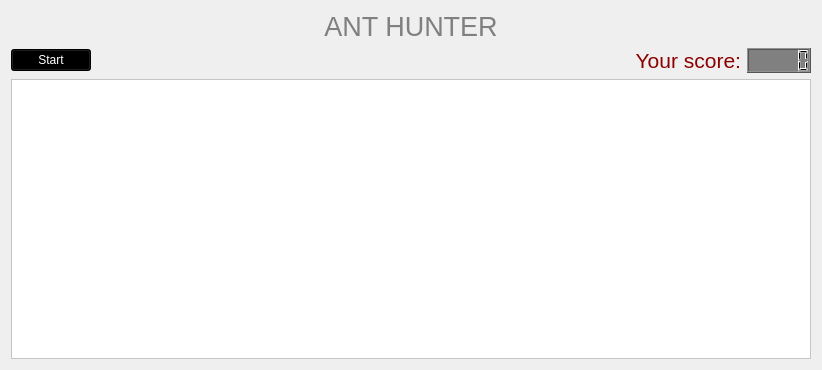
Before: the Qt Designer form Ant Hunter/Forms/widget.ui in inmistlosted/OOP, drawn with Qt 5.
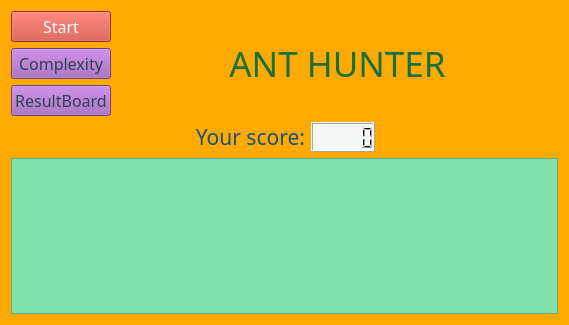
After: the same form once the commit is applied.

Patch:
```diff
--- a/Ant Hunter/Forms/widget.ui
+++ b/Ant Hunter/Forms/widget.ui
@@ -6,96 +6,570 @@
    <rect>
     <x>0</x>
     <y>0</y>
-    <width>822</width>
-    <height>370</height>
+    <width>569</width>
+    <height>325</height>
    </rect>
   </property>
+  <property name="palette">
+   <palette>
+    <active>
+     <colorrole role="WindowText">
+      <brush brushstyle="SolidPattern">
+       <color alpha="255">
+        <red>0</red>
+        <green>0</green>
+        <blue>0</blue>
+       </color>
+      </brush>
+     </colorrole>
+     <colorrole role="Button">
+      <brush brushstyle="SolidPattern">
+       <color alpha="255">
+        <red>255</red>
+        <green>170</green>
+        <blue>0</blue>
+       </color>
+      </brush>
+     </colorrole>
+     <colorrole role="Light">
+      <brush brushstyle="SolidPattern">
+       <color alpha="255">
+        <red>255</red>
+        <green>213</green>
+        <blue>127</blue>
+       </color>
+      </brush>
+     </colorrole>
+     <colorrole role="Midlight">
+      <brush brushstyle="SolidPattern">
+       <color alpha="255">
+        <red>255</red>
+        <green>191</green>
+        <blue>63</blue>
+       </color>
+      </brush>
+     </colorrole>
+     <colorrole role="Dark">
+      <brush brushstyle="SolidPattern">
+       <color alpha="255">
+        <red>127</red>
+        <green>85</green>
+        <blue>0</blue>
+       </color>
+      </brush>
+     </colorrole>
+     <colorrole role="Mid">
+      <brush brushstyle="SolidPattern">
+       <color alpha="255">
+        <red>170</red>
+        <green>113</green>
+        <blue>0</blue>
+       </color>
+      </brush>
+     </colorrole>
+     <colorrole role="Text">
+      <brush brushstyle="SolidPattern">
+       <color alpha="255">
+        <red>0</red>
+        <green>0</green>
+        <blue>0</blue>
+       </color>
+      </brush>
+     </colorrole>
+     <colorrole role="BrightText">
+      <brush brushstyle="SolidPattern">
+       <color alpha="255">
+        <red>255</red>
+        <green>255</green>
+        <blue>255</blue>
+       </color>
+      </brush>
+     </colorrole>
+     <colorrole role="ButtonText">
+      <brush brushstyle="SolidPattern">
+       <color alpha="255">
+        <red>0</red>
+        <green>0</green>
+        <blue>0</blue>
+       </color>
+      </brush>
+     </colorrole>
+     <colorrole role="Base">
+      <brush brushstyle="SolidPattern">
+       <color alpha="255">
+        <red>255</red>
+        <green>255</green>
+        <blue>255</blue>
+       </color>
+      </brush>
+     </colorrole>
+     <colorrole role="Window">
+      <brush brushstyle="SolidPattern">
+       <color alpha="255">
+        <red>255</red>
+        <green>170</green>
+        <blue>0</blue>
+       </color>
+      </brush>
+     </colorrole>
+     <colorrole role="Shadow">
+      <brush brushstyle="SolidPattern">
+       <color alpha="255">
+        <red>0</red>
+        <green>0</green>
+        <blue>0</blue>
+       </color>
+      </brush>
+     </colorrole>
+     <colorrole role="AlternateBase">
+      <brush brushstyle="SolidPattern">
+       <color alpha="255">
+        <red>255</red>
+        <green>212</green>
+        <blue>127</blue>
+       </color>
+      </brush>
+     </colorrole>
+     <colorrole role="ToolTipBase">
+      <brush brushstyle="SolidPattern">
+       <color alpha="255">
+        <red>255</red>
+        <green>255</green>
+        <blue>220</blue>
+       </color>
+      </brush>
+     </colorrole>
+     <colorrole role="ToolTipText">
+      <brush brushstyle="SolidPattern">
+       <color alpha="255">
+        <red>0</red>
+        <green>0</green>
+        <blue>0</blue>
+       </color>
+      </brush>
+     </colorrole>
+    </active>
+    <inactive>
+     <colorrole role="WindowText">
+      <brush brushstyle="SolidPattern">
+       <color alpha="255">
+        <red>0</red>
+        <green>0</green>
+        <blue>0</blue>
+       </color>
+      </brush>
+     </colorrole>
+     <colorrole role="Button">
+      <brush brushstyle="SolidPattern">
+       <color alpha="255">
+        <red>255</red>
+        <green>170</green>
+        <blue>0</blue>
+       </color>
+      </brush>
+     </colorrole>
+     <colorrole role="Light">
+      <brush brushstyle="SolidPattern">
+       <color alpha="255">
+        <red>255</red>
+        <green>213</green>
+        <blue>127</blue>
+       </color>
+      </brush>
+     </colorrole>
+     <colorrole role="Midlight">
+      <brush brushstyle="SolidPattern">
+       <color alpha="255">
+        <red>255</red>
+        <green>191</green>
+        <blue>63</blue>
+       </color>
+      </brush>
+     </colorrole>
+     <colorrole role="Dark">
+      <brush brushstyle="SolidPattern">
+       <color alpha="255">
+        <red>127</red>
+        <green>85</green>
+        <blue>0</blue>
+       </color>
+      </brush>
+     </colorrole>
+     <colorrole role="Mid">
+      <brush brushstyle="SolidPattern">
+       <color alpha="255">
+        <red>170</red>
+        <green>113</green>
+        <blue>0</blue>
+       </color>
+      </brush>
+     </colorrole>
+     <colorrole role="Text">
+      <brush brushstyle="SolidPattern">
+       <color alpha="255">
+        <red>0</red>
+        <green>0</green>
+        <blue>0</blue>
+       </color>
+      </brush>
+     </colorrole>
+     <colorrole role="BrightText">
+      <brush brushstyle="SolidPattern">
+       <color alpha="255">
+        <red>255</red>
+        <green>255</green>
+        <blue>255</blue>
+       </color>
+      </brush>
+     </colorrole>
+     <colorrole role="ButtonText">
+      <brush brushstyle="SolidPattern">
+       <color alpha="255">
+        <red>0</red>
+        <green>0</green>
+        <blue>0</blue>
+       </color>
+      </brush>
+     </colorrole>
+     <colorrole role="Base">
+      <brush brushstyle="SolidPattern">
+       <color alpha="255">
+        <red>255</red>
+        <green>255</green>
+        <blue>255</blue>
+       </color>
+      </brush>
+     </colorrole>
+     <colorrole role="Window">
+      <brush brushstyle="SolidPattern">
+       <color alpha="255">
+        <red>255</red>
+        <green>170</green>
+        <blue>0</blue>
+       </color>
+      </brush>
+     </colorrole>
+     <colorrole role="Shadow">
+      <brush brushstyle="SolidPattern">
+       <color alpha="255">
+        <red>0</red>
+        <green>0</green>
+        <blue>0</blue>
+       </color>
+      </brush>
+     </colorrole>
+     <colorrole role="AlternateBase">
+      <brush brushstyle="SolidPattern">
+       <color alpha="255">
+        <red>255</red>
+        <green>212</green>
+        <blue>127</blue>
+       </color>
+      </brush>
+     </colorrole>
+     <colorrole role="ToolTipBase">
+      <brush brushstyle="SolidPattern">
+       <color alpha="255">
+        <red>255</red>
+        <green>255</green>
+        <blue>220</blue>
+       </color>
+      </brush>
+     </colorrole>
+     <colorrole role="ToolTipText">
+      <brush brushstyle="SolidPattern">
+       <color alpha="255">
+        <red>0</red>
+        <green>0</green>
+        <blue>0</blue>
+       </color>
+      </brush>
+     </colorrole>
+    </inactive>
+    <disabled>
+     <colorrole role="WindowText">
+      <brush brushstyle="SolidPattern">
+       <color alpha="255">
+        <red>127</red>
+        <green>85</green>
+        <blue>0</blue>
+       </color>
+      </brush>
+     </colorrole>
+     <colorrole role="Button">
+      <brush brushstyle="SolidPattern">
+       <color alpha="255">
+        <red>255</red>
+        <green>170</green>
+        <blue>0</blue>
+       </color>
+      </brush>
+     </colorrole>
+     <colorrole role="Light">
+      <brush brushstyle="SolidPattern">
+       <color alpha="255">
+        <red>255</red>
+        <green>213</green>
+        <blue>127</blue>
+       </color>
+      </brush>
+     </colorrole>
+     <colorrole role="Midlight">
+      <brush brushstyle="SolidPattern">
+       <color alpha="255">
+        <red>255</red>
+        <green>191</green>
+        <blue>63</blue>
+       </color>
+      </brush>
+     </colorrole>
+     <colorrole role="Dark">
+      <brush brushstyle="SolidPattern">
+       <color alpha="255">
+        <red>127</red>
+        <green>85</green>
+        <blue>0</blue>
+       </color>
+      </brush>
+     </colorrole>
+     <colorrole role="Mid">
+      <brush brushstyle="SolidPattern">
+       <color alpha="255">
+        <red>170</red>
+        <green>113</green>
+        <blue>0</blue>
+       </color>
+      </brush>
+     </colorrole>
+     <colorrole role="Text">
+      <brush brushstyle="SolidPattern">
+       <color alpha="255">
+        <red>127</red>
+        <green>85</green>
+        <blue>0</blue>
+       </color>
+      </brush>
+     </colorrole>
+     <colorrole role="BrightText">
+      <brush brushstyle="SolidPattern">
+       <color alpha="255">
+        <red>255</red>
+        <green>255</green>
+        <blue>255</blue>
+       </color>
+      </brush>
+     </colorrole>
+     <colorrole role="ButtonText">
+      <brush brushstyle="SolidPattern">
+       <color alpha="255">
+        <red>127</red>
+        <green>85</green>
+        <blue>0</blue>
+       </color>
+      </brush>
+     </colorrole>
+     <colorrole role="Base">
+      <brush brushstyle="SolidPattern">
+       <color alpha="255">
+        <red>255</red>
+        <green>170</green>
+        <blue>0</blue>
+       </color>
+      </brush>
+     </colorrole>
+     <colorrole role="Window">
+      <brush brushstyle="SolidPattern">
+       <color alpha="255">
+        <red>255</red>
+        <green>170</green>
+        <blue>0</blue>
+       </color>
+      </brush>
+     </colorrole>
+     <colorrole role="Shadow">
+      <brush brushstyle="SolidPattern">
+       <color alpha="255">
+        <red>0</red>
+        <green>0</green>
+        <blue>0</blue>
+       </color>
+      </brush>
+     </colorrole>
+     <colorrole role="AlternateBase">
+      <brush brushstyle="SolidPattern">
+       <color alpha="255">
+        <red>255</red>
+        <green>170</green>
+        <blue>0</blue>
+       </color>
+      </brush>
+     </colorrole>
+     <colorrole role="ToolTipBase">
+      <brush brushstyle="SolidPattern">
+       <color alpha="255">
+        <red>255</red>
+        <green>255</green>
+        <blue>220</blue>
+       </color>
+      </brush>
+     </colorrole>
+     <colorrole role="ToolTipText">
+      <brush brushstyle="SolidPattern">
+       <color alpha="255">
+        <red>0</red>
+        <green>0</green>
+        <blue>0</blue>
+       </color>
+      </brush>
+     </colorrole>
+    </disabled>
+   </palette>
+  </property>
   <property name="windowTitle">
    <string>Widget</string>
   </property>
   <property name="styleSheet">
    <string notr="true"/>
   </property>
-  <layout class="QVBoxLayout" name="verticalLayout">
+  <layout class="QVBoxLayout" name="verticalLayout_2">
    <item>
-    <widget class="QLabel" name="title">
-     <property name="font">
-      <font>
-       <pointsize>20</pointsize>
-      </font>
-     </property>
-     <property name="styleSheet">
-      <string notr="true">color: grey;</string>
-     </property>
-     <property name="text">
-      <string>ANT HUNTER</string>
-     </property>
-     <property name="alignment">
-      <set>Qt::AlignCenter</set>
-     </property>
-    </widget>
-   </item>
-   <item>
-    <layout class="QHBoxLayout" name="horizontalLayout_2">
+    <layout class="QHBoxLayout" name="horizontalLayout_2" stretch="10,100">
      <item>
-      <widget class="QPushButton" name="pushButton">
-       <property name="styleSheet">
-        <string notr="true">background:black;
-color:white;</string>
-       </property>
-       <property name="text">
-        <string>Start</string>
-       </property>
-      </widget>
-     </item>
-     <item>
-      <spacer name="horizontalSpacer">
-       <property name="orientation">
-        <enum>Qt::Horizontal</enum>
-       </property>
-       <property name="sizeHint" stdset="0">
-        <size>
-         <width>40</width>
-         <height>20</height>
-        </size>
-       </property>
-      </spacer>
-     </item>
-     <item>
-      <layout class="QHBoxLayout" name="horizontalLayout">
+      <layout class="QVBoxLayout" name="verticalLayout">
        <item>
-        <widget class="QLabel" name="label">
+        <widget class="QPushButton" name="pushButton">
          <property name="font">
           <font>
-           <pointsize>16</pointsize>
+           <family>Ravie</family>
+           <pointsize>12</pointsize>
           </font>
          </property>
          <property name="styleSheet">
-          <string notr="true">color: darkred;</string>
+          <string notr="true">background: #CB4335;
+color: white;</string>
          </property>
          <property name="text">
-          <string>Your score:</string>
+          <string>Start</string>
          </property>
-         <property name="alignment">
-          <set>Qt::AlignRight|Qt::AlignTrailing|Qt::AlignVCenter</set>
+        </widget>
+       </item>
+       <item>
+        <widget class="QPushButton" name="pushButton_2">
+         <property name="font">
+          <font>
+           <family>Ravie</family>
+           <pointsize>12</pointsize>
+          </font>
          </property>
+         <property name="styleSheet">
+          <string notr="true">background: #9B59B6;
+color: #2E4053;</string>
+         </property>
+         <property name="text">
+          <string>Complexity</string>
+         </property>
         </widget>
        </item>
        <item>
-        <widget class="QLCDNumber" name="lcdNumber">
+        <widget class="QPushButton" name="leaderBtn">
+         <property name="font">
+          <font>
+           <family>Ravie</family>
+           <pointsize>12</pointsize>
+          </font>
+         </property>
          <property name="styleSheet">
-          <string notr="true">background: gray;</string>
+          <string notr="true">background: #9B59B6;
+color: #2E4053;</string>
+         </property>
+         <property name="text">
+          <string>ResultBoard</string>
          </property>
         </widget>
        </item>
       </layout>
      </item>
+     <item>
+      <widget class="QLabel" name="title">
+       <property name="font">
+        <font>
+         <family>Ravie</family>
+         <pointsize>26</pointsize>
+        </font>
+       </property>
+       <property name="styleSheet">
+        <string notr="true">color: #196F3D;</string>
+       </property>
+       <property name="text">
+        <string>ANT HUNTER</string>
+       </property>
+       <property name="alignment">
+        <set>Qt::AlignCenter</set>
+       </property>
+      </widget>
+     </item>
+    </layout>
+   </item>
+   <item>
+    <layout class="QHBoxLayout" name="horizontalLayout">
+     <item>
+      <spacer name="horizontalSpacer">
+       <property name="orientation">
+        <enum>Qt::Horizontal</enum>
+       </property>
+       <property name="sizeHint" stdset="0">
+        <size>
+         <width>40</width>
+         <height>20</height>
+        </size>
+       </property>
+      </spacer>
+     </item>
+     <item>
+      <widget class="QLabel" name="label">
+       <property name="font">
+        <font>
+         <family>Ravie</family>
+         <pointsize>16</pointsize>
+        </font>
+       </property>
+       <property name="styleSheet">
+        <string notr="true">color: #1A5276;</string>
+       </property>
+       <property name="text">
+        <string>Your score:</string>
+       </property>
+       <property name="alignment">
+        <set>Qt::AlignRight|Qt::AlignTrailing|Qt::AlignVCenter</set>
+       </property>
+      </widget>
+     </item>
+     <item>
+      <widget class="QLCDNumber" name="lcdNumber">
+       <property name="styleSheet">
+        <string notr="true">background: #F7F9F9;</string>
+       </property>
+      </widget>
+     </item>
+     <item>
+      <spacer name="horizontalSpacer_2">
+       <property name="orientation">
+        <enum>Qt::Horizontal</enum>
+       </property>
+       <property name="sizeHint" stdset="0">
+        <size>
+         <width>40</width>
+         <height>20</height>
+        </size>
+       </property>
+      </spacer>
+     </item>
     </layout>
    </item>
    <item>
     <widget class="QGraphicsView" name="graphicsView">
      <property name="styleSheet">
-      <string notr="true">background: white;</string>
+      <string notr="true">background: #82E0AA;</string>
      </property>
     </widget>
    </item>
```
Left out of the diff: 2 changed lines with no effect on the pictures.
